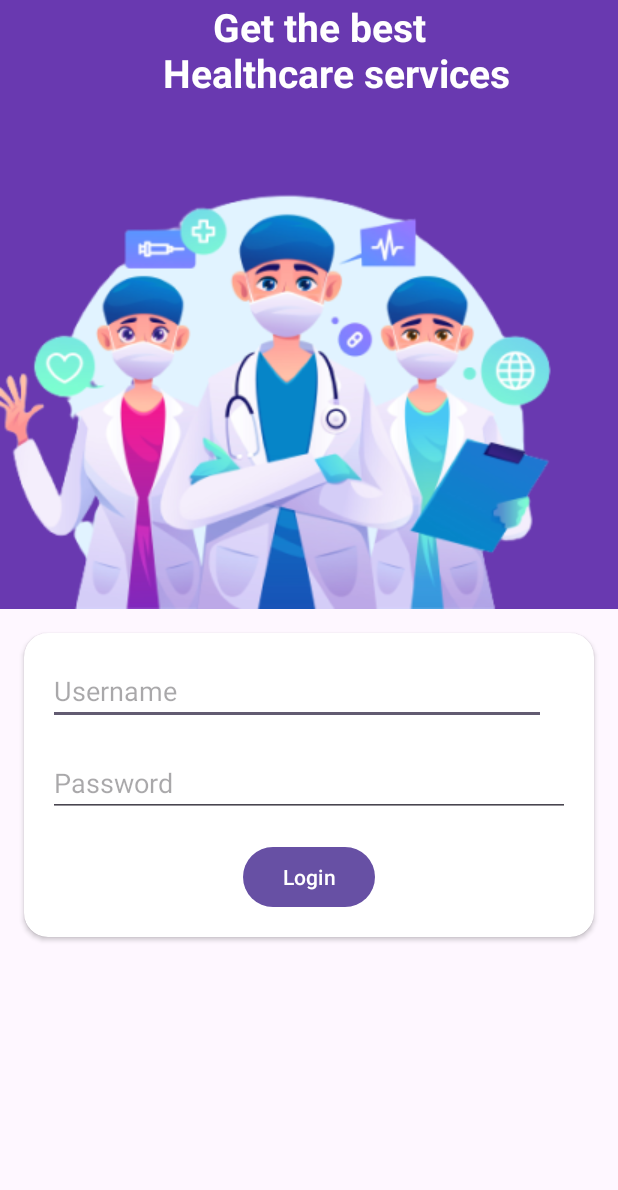
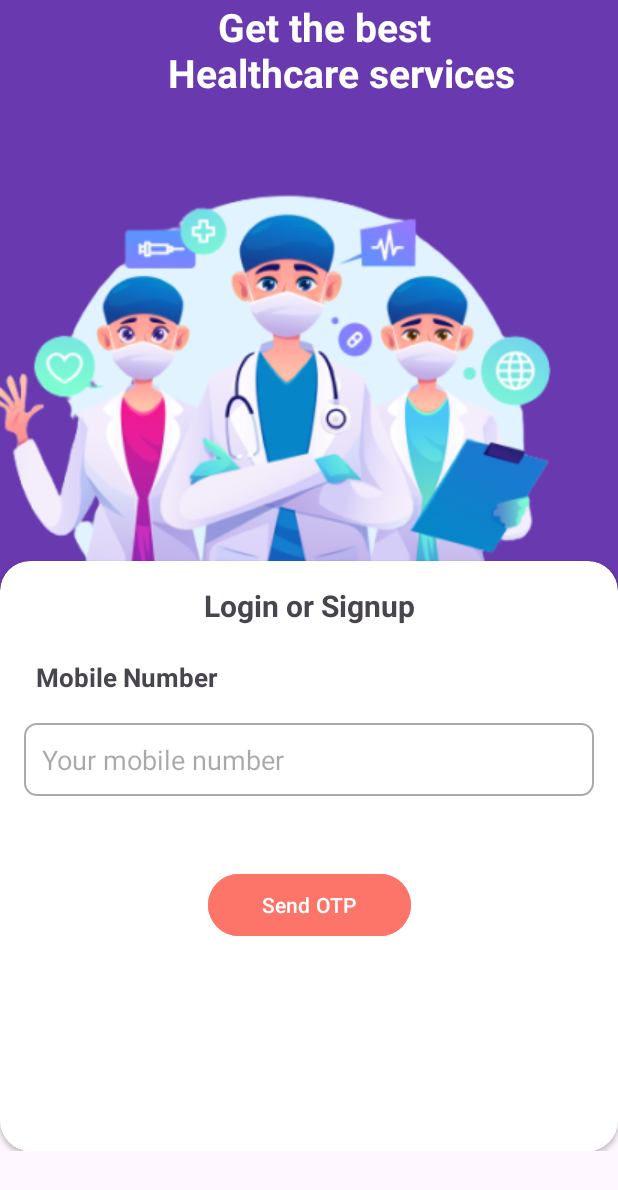
Before and after one commit to yojan15/Assignment, an Android app: the screen it shows after launch (MainActivity), on a phone screen of 412 x 824 dp. Shown: the top 1190 px of the screen. Run offline under Robolectric (Android 15) with nearby library versions, the phone set to English and light mode, and no system bars.

Commit message:
Login UI done

```diff
--- /dev/null
+++ b/app/src/main/res/drawable/edit_text_bg.xml
@@ -0,0 +1,9 @@
+<?xml version="1.0" encoding="utf-8"?>
+<shape xmlns:android="http://schemas.android.com/apk/res/android"
+    android:shape="rectangle">
+    <solid android:color="@android:color/white" />
+    <corners android:radius="8dp" />
+    <stroke
+        android:color="@android:color/darker_gray"
+        android:width="1dp" />
+</shape>
--- a/app/src/main/res/layout/fragment_login.xml
+++ b/app/src/main/res/layout/fragment_login.xml
@@ -5,6 +5,10 @@
     android:layout_width="match_parent"
     android:layout_height="match_parent"
     tools:context=".LoginFragment">
+
+    <ScrollView
+        android:layout_width="match_parent"
+        android:layout_height="match_parent">
 
     <LinearLayout
         android:layout_width="match_parent"
@@ -35,56 +39,75 @@
                 android:textSize="26sp"
                 android:textStyle="bold"
                 app:layout_constraintEnd_toEndOf="parent"
-                app:layout_constraintHorizontal_bias="0.587"
+                app:layout_constraintHorizontal_bias="0.606"
                 app:layout_constraintStart_toStartOf="parent"
-                tools:layout_editor_absoluteY="106dp" />
+                tools:layout_editor_absoluteY="116dp" />
         </androidx.constraintlayout.widget.ConstraintLayout>
 
         <androidx.cardview.widget.CardView
             android:layout_width="match_parent"
-            android:layout_height="wrap_content"
-            android:layout_marginTop="16dp"
-            android:layout_marginStart="16dp"
-            android:layout_marginEnd="16dp"
+            android:layout_height="393dp"
+            android:layout_marginTop="-32dp"
             android:background="@color/white"
-            app:cardCornerRadius="16dp">
+            app:cardCornerRadius="20dp">
 
             <androidx.constraintlayout.widget.ConstraintLayout
                 android:layout_width="match_parent"
-                android:layout_height="wrap_content"
+                android:layout_height="match_parent"
                 android:padding="16dp">
+
+                <TextView
+                    android:layout_width="wrap_content"
+                    android:layout_height="wrap_content"
+                    android:layout_marginStart="8dp"
+                    android:text="Mobile Number"
+                    android:textSize="17sp"
+                    android:textStyle="bold"
+                    app:layout_constraintBottom_toTopOf="@+id/editText"
+                    app:layout_constraintStart_toStartOf="parent"
+                    app:layout_constraintTop_toBottomOf="@+id/textView2"
+                    app:layout_constraintVertical_bias="0.537" />
+
+                <TextView
+                    android:id="@+id/textView2"
+                    android:layout_width="wrap_content"
+                    android:layout_height="wrap_content"
+                    android:text="Login or Signup"
+                    android:textSize="20sp"
+                    android:textStyle="bold"
+                    app:layout_constraintEnd_toEndOf="parent"
+                    app:layout_constraintStart_toStartOf="parent"
+                    app:layout_constraintTop_toTopOf="parent" />
+
 
                 <EditText
                     android:id="@+id/editText"
                     android:layout_width="0dp"
                     android:layout_height="wrap_content"
-                    android:layout_marginEnd="16dp"
-                    android:hint="Username"
+                    android:layout_marginTop="92dp"
+
+                    android:background="@drawable/edit_text_bg"
+                    android:hint="Your mobile number"
+                    android:inputType="numberDecimal"
+                    android:maxLength="3"
+                    android:padding="12dp"
                     app:layout_constraintEnd_toEndOf="parent"
+                    app:layout_constraintHorizontal_bias="0.0"
                     app:layout_constraintStart_toStartOf="parent"
                     app:layout_constraintTop_toTopOf="parent" />
 
-                <EditText
-                    android:id="@+id/editTextPassword"
-                    android:layout_width="0dp"
-                    android:layout_height="wrap_content"
-                    android:layout_marginTop="16dp"
-                    android:hint="Password"
+                <Button
+                    android:layout_width="135dp"
+                    android:layout_height="49dp"
+                    android:layout_marginTop="48dp"
+                    android:backgroundTint="@color/buttonColor"
+                    android:text="Send OTP"
                     app:layout_constraintEnd_toEndOf="parent"
                     app:layout_constraintStart_toStartOf="parent"
                     app:layout_constraintTop_toBottomOf="@+id/editText" />
 
-                <Button
-                    android:layout_width="wrap_content"
-                    android:layout_height="wrap_content"
-                    android:layout_marginTop="16dp"
-                    android:text="Login"
-                    app:layout_constraintEnd_toEndOf="parent"
-                    app:layout_constraintStart_toStartOf="parent"
-                    app:layout_constraintTop_toBottomOf="@+id/editTextPassword" />
-
             </androidx.constraintlayout.widget.ConstraintLayout>
         </androidx.cardview.widget.CardView>
-
     </LinearLayout>
+    </ScrollView>
 </FrameLayout>
--- a/app/src/main/res/values/colors.xml
+++ b/app/src/main/res/values/colors.xml
@@ -3,4 +3,6 @@
     <color name="black">#FF000000</color>
     <color name="white">#FFFFFFFF</color>
     <color name="background">#6939B0</color>
+    <color name="appWhite">#FAFAFA</color>
+    <color name="buttonColor">#FC7568</color>
 </resources>
```
